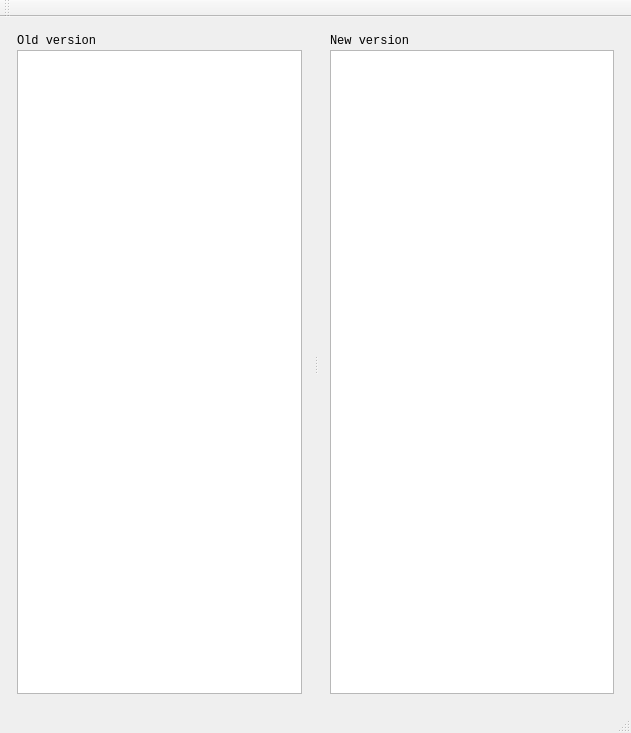
xaizek/zograscope, file tools/gdiff/zsdiff.ui: the form before one commit.
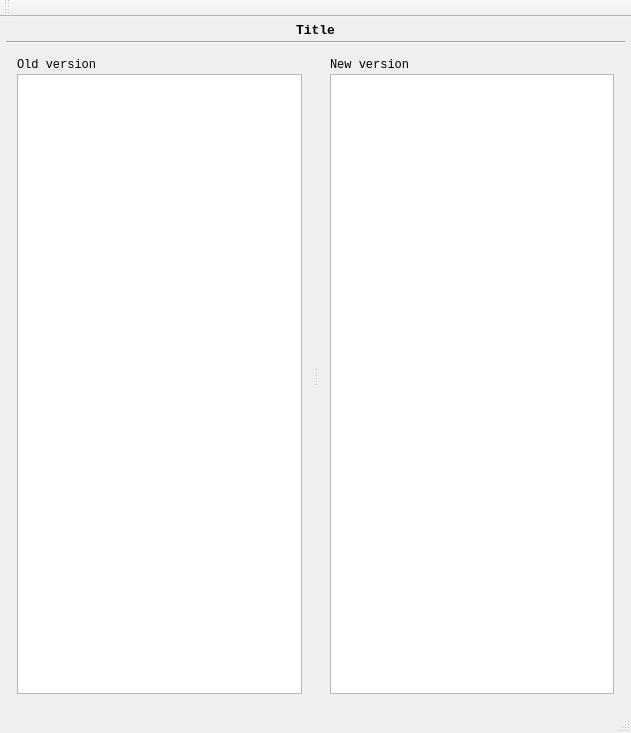
The form after the commit. Custom widgets are drawn as their Qt base class.

Commit message: Add label describing launch mode

What changed in the file:
```diff
--- a/tools/gdiff/zsdiff.ui
+++ b/tools/gdiff/zsdiff.ui
@@ -57,7 +57,43 @@
         <property name="bottomMargin">
          <number>0</number>
         </property>
+        <property name="verticalSpacing">
+         <number>3</number>
+        </property>
         <item row="0" column="0">
+         <widget class="QLabel" name="title">
+          <property name="sizePolicy">
+           <sizepolicy hsizetype="Preferred" vsizetype="Fixed">
+            <horstretch>0</horstretch>
+            <verstretch>0</verstretch>
+           </sizepolicy>
+          </property>
+          <property name="font">
+           <font>
+            <family>Sans Serif</family>
+            <pointsize>10</pointsize>
+            <weight>75</weight>
+            <bold>true</bold>
+           </font>
+          </property>
+          <property name="autoFillBackground">
+           <bool>false</bool>
+          </property>
+          <property name="styleSheet">
+           <string notr="true"/>
+          </property>
+          <property name="frameShape">
+           <enum>QFrame::NoFrame</enum>
+          </property>
+          <property name="text">
+           <string>Title</string>
+          </property>
+          <property name="alignment">
+           <set>Qt::AlignCenter</set>
+          </property>
+         </widget>
+        </item>
+        <item row="2" column="0">
          <widget class="QSplitter" name="splitter">
           <property name="orientation">
            <enum>Qt::Horizontal</enum>
@@ -118,6 +154,19 @@
           </widget>
          </widget>
         </item>
+        <item row="1" column="0">
+         <widget class="Line" name="line">
+          <property name="autoFillBackground">
+           <bool>false</bool>
+          </property>
+          <property name="lineWidth">
+           <number>1</number>
+          </property>
+          <property name="orientation">
+           <enum>Qt::Horizontal</enum>
+          </property>
+         </widget>
+        </item>
        </layout>
       </widget>
       <widget class="QWidget" name="page_2">
```
The commit also changes 3 other files.
